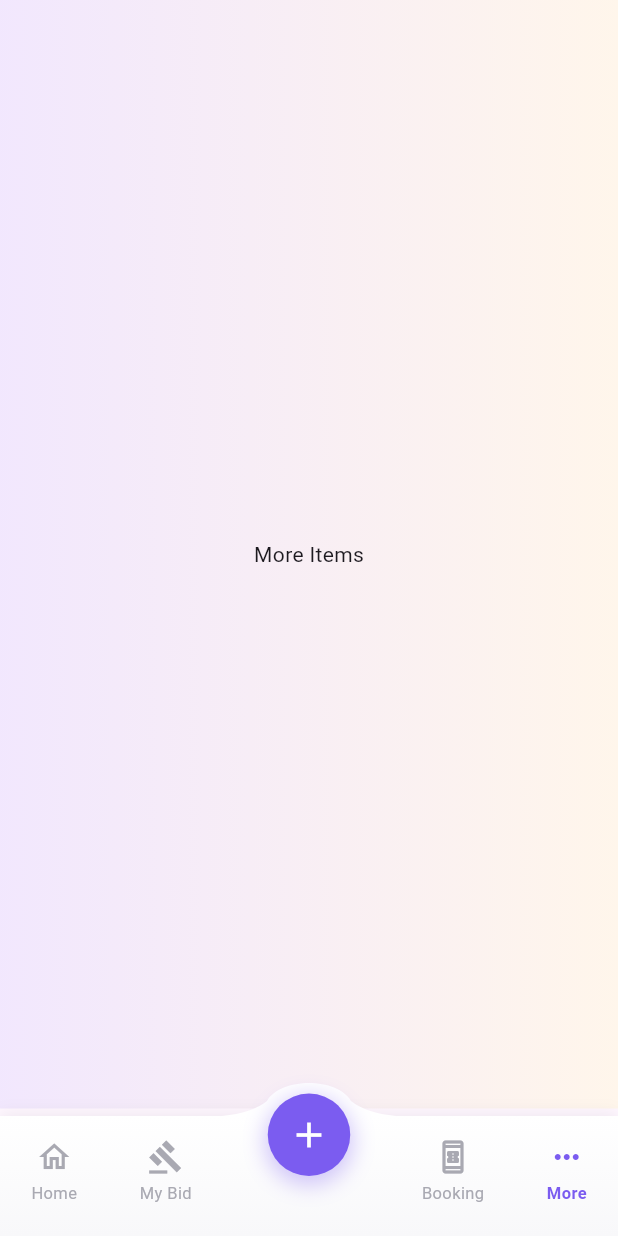
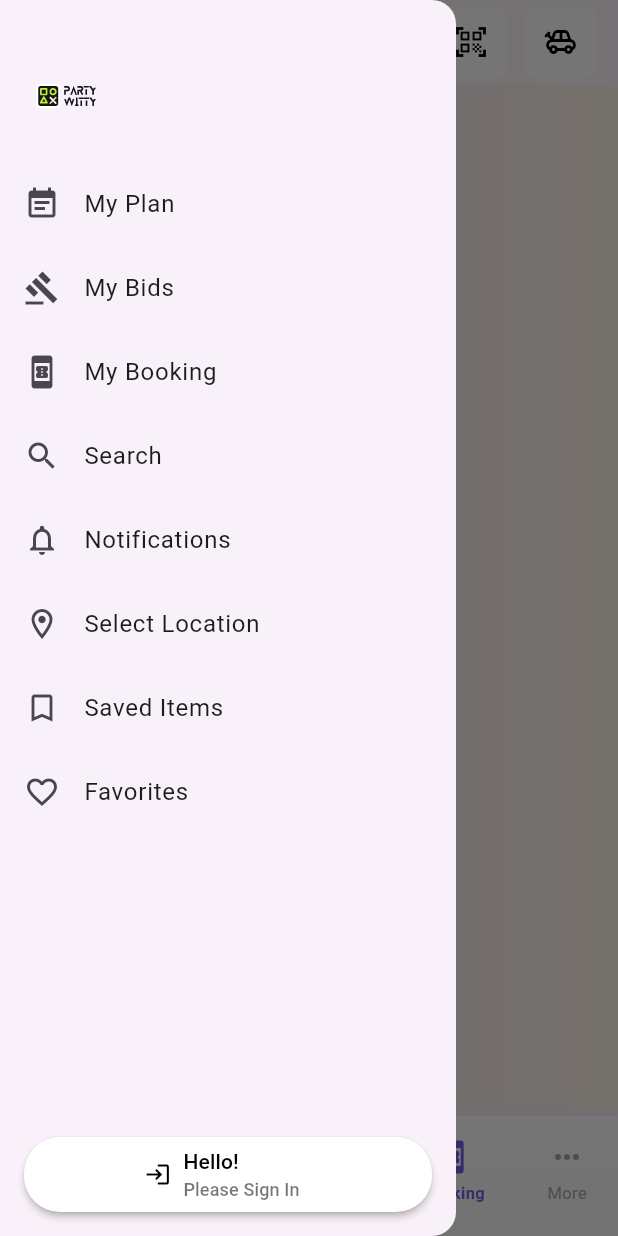
Before and after one commit to fimaljo/partywitty_test, a Flutter app: the screen it shows after launch, after a tap on "My Bid", after a tap on "Booking", after a tap on "More", on a phone screen of 412 x 824 dp. Run offline on Flutter 3.47's test engine with Material 3 defaults, Android fonts, the phone set to English and light mode, and no system bars; our stand-ins replace equatable, flutter_bloc, flutter_svg, get_it, go_router; Roboto replaces fonts that are missing (Poppins).

Commit message:
feat: created drawer ui

```diff
--- a/lib/core/di/injection_container.dart
+++ b/lib/core/di/injection_container.dart
@@ -6,7 +6,7 @@ import 'package:partywitty_test/core/di/navigation_di.dart';
 final GetIt sl = GetIt.instance;
 
 Future<void> setupServiceLocator(GoRouter router) async {
-  sl..registerLazySingleton<GoRouter>(() => router);
+  sl.registerLazySingleton<GoRouter>(() => router);
 
   setupNavigationDependencies();
 
--- a/lib/core/navigation/app_router.dart
+++ b/lib/core/navigation/app_router.dart
@@ -1,4 +1,3 @@
-// lib/core/navigation/app_router.dart
 import 'package:flutter/material.dart';
 import 'package:go_router/go_router.dart';
 import 'package:partywitty_test/features/home/presentation/pages/home_page.dart';
@@ -7,13 +6,21 @@ import '../../features/main/presentation/pages/main_page.dart';
 
 import 'route_constants.dart';
 
+String lastValidPath = RouteConstants.home;
+
 class AppRouter {
   static GoRouter createRouter() {
     return GoRouter(
       initialLocation: RouteConstants.home,
       redirect: (context, state) {
+        if (state.uri.path == RouteConstants.moreItems) {
+          return lastValidPath;
+        }
+
+        lastValidPath = state.uri.path;
         return null;
       },
+
       routes: <RouteBase>[
         ShellRoute(
           navigatorKey: GlobalKey<NavigatorState>(),
@@ -36,11 +43,6 @@ class AppRouter {
               name: RouteConstants.bookingName,
               builder: (context, state) => Center(child: Text("Booking")),
             ),
-            GoRoute(
-              path: RouteConstants.moreItems,
-              name: RouteConstants.moreItemsName,
-              builder: (context, state) => Center(child: Text("More Items")),
-            ),
           ],
         ),
       ],
--- a/lib/features/home/presentation/pages/home_page.dart
+++ b/lib/features/home/presentation/pages/home_page.dart
@@ -1,6 +1,5 @@
 import 'package:flutter/material.dart';
 import 'package:flutter_bloc/flutter_bloc.dart';
-import 'package:partywitty_test/features/home/presentation/widgets/custom_app_bar.dart';
 import 'package:partywitty_test/features/home/presentation/widgets/event_card.dart';
 import 'package:partywitty_test/features/navigation/presentation/bloc/navigation_bloc.dart';
 import 'package:partywitty_test/features/navigation/presentation/bloc/navigation_state.dart';
@@ -14,7 +13,7 @@ class HomePage extends StatelessWidget {
       listener: (context, state) {},
       child: Scaffold(
         backgroundColor: Colors.transparent,
-        appBar: const CustomAppBar(),
+
         body: SafeArea(
           child: ListView.builder(
             padding: EdgeInsets.only(bottom: 50),
--- a/lib/features/home/presentation/widgets/event_card.dart
+++ b/lib/features/home/presentation/widgets/event_card.dart
@@ -25,7 +25,7 @@ class EventCard extends StatelessWidget {
     required this.detailInfo,
     this.bannerColor = Colors.deepPurpleAccent,
     this.offerColor = Colors.yellowAccent,
-    this.imageColor = Colors.red,
+    this.imageColor = Colors.grey,
     this.onBookNow,
     this.onMorePressed,
     required this.avatarUrl,
@@ -34,8 +34,8 @@ class EventCard extends StatelessWidget {
 
   @override
   Widget build(BuildContext context) {
-    final screenWidth = MediaQuery.of(context).size.width;
-    final sidePadding = screenWidth * 0.08; // 8% of screen width
+    final screenWidth = MediaQuery.of(context).size.height;
+    final cardHight = screenWidth * 0.48;
     return Container(
       margin: const EdgeInsets.only(top: 5, bottom: 5),
       child: ClipRRect(
@@ -112,7 +112,7 @@ class EventCard extends StatelessWidget {
                   children: [
                     Expanded(
                       child: Container(
-                        height: 400,
+                        height: cardHight,
                         color: imageColor,
                         child: Image.asset(
                           eventBanner,
--- a/lib/features/main/presentation/pages/main_page.dart
+++ b/lib/features/main/presentation/pages/main_page.dart
@@ -1,14 +1,33 @@
 import 'package:flutter/material.dart';
 import 'package:flutter_bloc/flutter_bloc.dart';
+import 'package:partywitty_test/shared/widgets/custom_app_bar.dart';
 import 'package:partywitty_test/features/navigation/domain/entities/navigation_tab_entities.dart';
 import 'package:partywitty_test/features/navigation/presentation/bloc/navigation_bloc.dart';
 import 'package:partywitty_test/features/navigation/presentation/bloc/navigation_event.dart';
 import 'package:partywitty_test/features/navigation/presentation/bloc/navigation_state.dart';
 import 'package:partywitty_test/features/navigation/presentation/widgets/app_navigation_bar.dart';
+import 'package:partywitty_test/shared/widgets/party_witty_drawer.dart';
 
-class MainPage extends StatelessWidget {
+class MainPage extends StatefulWidget {
+  final Widget child;
   const MainPage({required this.child, super.key});
-  final Widget child;
+
+  @override
+  MainPageState createState() => MainPageState();
+}
+
+class MainPageState extends State<MainPage> {
+  final GlobalKey<ScaffoldState> _scaffoldKey = GlobalKey<ScaffoldState>();
+  NavigationTab? _prevTab;
+
+  void openDrawer(NavigationTab currentTab) {
+    _prevTab ??= currentTab;
+    _scaffoldKey.currentState?.openDrawer();
+  }
+
+  void handleDrawerClosed() {
+    _prevTab = null;
+  }
 
   @override
   Widget build(BuildContext context) {
@@ -25,6 +44,14 @@ class MainPage extends StatelessWidget {
         }
       },
       child: Scaffold(
+        appBar: const CustomAppBar(),
+        key: _scaffoldKey,
+        drawer: PartyWittyDrawer(),
+        onDrawerChanged: (isOpened) {
+          if (!isOpened) {
+            handleDrawerClosed();
+          }
+        },
         body: Container(
           width: double.infinity,
           height: double.infinity,
@@ -38,20 +65,24 @@ class MainPage extends StatelessWidget {
               ],
             ),
           ),
-          child: child,
+          child: widget.child,
         ),
-        bottomNavigationBar:
-            BlocSelector<NavigationBloc, NavigationState, NavigationTab>(
-              selector: (state) => state.currentTab,
-              builder: (context, currentTab) {
+        bottomNavigationBar: BlocBuilder<NavigationBloc, NavigationState>(
+          builder: (context, state) {
+            final selectedTab = _prevTab ?? state.currentTab;
             return AppNavigationBar(
-                  currentIndex: currentTab.index,
+              currentIndex: selectedTab.index,
               onNavTap: (index) {
                 final tab = NavigationTab.values[index];
-                    if (tab != currentTab) {
+                if (tab == NavigationTab.moreItems) {
+                  openDrawer(state.currentTab);
+                } else {
+                  if (tab != state.currentTab) {
                     context.read<NavigationBloc>().add(
                       NavigationTabChanged(tab),
                     );
+                  }
+                  _prevTab = null;
                 }
               },
             );
--- a/lib/features/home/presentation/widgets/custom_app_bar.dart
+++ b/lib/shared/widgets/custom_app_bar.dart
@@ -29,12 +29,10 @@ class CustomAppBar extends StatelessWidget implements PreferredSizeWidget {
       elevation: 0,
       leading: Padding(
         padding: const EdgeInsets.all(5.0),
-        child: Container(
-          child: SvgPicture.asset(
-            'assets/party_witty_logo.svg',
-            height: 32,
-            width: 32,
-          ),
+        child: SvgPicture.asset(
+          'assets/party_witty_logo.svg',
+          height: 32,
+          width: 32,
         ),
       ),
 
--- /dev/null
+++ b/lib/shared/widgets/party_witty_drawer.dart
@@ -0,0 +1,105 @@
+import 'package:flutter/material.dart';
+import 'package:flutter_svg/flutter_svg.dart';
+
+class PartyWittyDrawer extends StatelessWidget {
+  const PartyWittyDrawer({super.key});
+
+  @override
+  Widget build(BuildContext context) {
+    return Drawer(
+      child: Column(
+        children: [
+          _drawerHeader(),
+          Expanded(
+            child: ListView(
+              padding: EdgeInsets.zero,
+              children: _mainMenuItems(),
+            ),
+          ),
+          _signInButton(),
+        ],
+      ),
+    );
+  }
+
+  Widget _drawerHeader() {
+    return Container(
+      width: double.infinity,
+      padding: const EdgeInsets.all(24.0),
+      alignment: Alignment.centerLeft,
+      child: Row(
+        children: [
+          Padding(
+            padding: const EdgeInsets.only(top: 20),
+            child: SvgPicture.asset(
+              'assets/party_witty_text_logo.svg',
+              height: 40,
+              width: 40,
+            ),
+          ),
+        ],
+      ),
+    );
+  }
+
+  List<Widget> _mainMenuItems() {
+    final items = [
+      _DrawerMenuItem(icon: Icons.event_note, title: 'My Plan'),
+      _DrawerMenuItem(icon: Icons.gavel, title: 'My Bids'),
+      _DrawerMenuItem(icon: Icons.book_online, title: 'My Booking'),
+      _DrawerMenuItem(icon: Icons.search, title: 'Search'),
+      _DrawerMenuItem(icon: Icons.notifications_none, title: 'Notifications'),
+      _DrawerMenuItem(
+        icon: Icons.location_on_outlined,
+        title: 'Select Location',
+      ),
+      _DrawerMenuItem(icon: Icons.bookmark_border, title: 'Saved Items'),
+      _DrawerMenuItem(icon: Icons.favorite_border, title: 'Favorites'),
+    ];
+    return items;
+  }
+
+  Widget _signInButton() {
+    return Padding(
+      padding: const EdgeInsets.all(16.0),
+      child: ElevatedButton.icon(
+        style: ElevatedButton.styleFrom(
+          backgroundColor: Colors.white,
+          elevation: 2,
+          shape: RoundedRectangleBorder(
+            borderRadius: BorderRadius.circular(24.0),
+          ),
+          minimumSize: const Size(double.infinity, 50),
+        ),
+        icon: const Icon(Icons.login, color: Colors.black),
+        label: Column(
+          crossAxisAlignment: CrossAxisAlignment.start,
+          children: const [
+            Text('Hello!', style: TextStyle(color: Colors.black)),
+            Text(
+              'Please Sign In',
+              style: TextStyle(color: Colors.black54, fontSize: 12),
+            ),
+          ],
+        ),
+        onPressed: () {},
+      ),
+    );
+  }
+}
+
+class _DrawerMenuItem extends StatelessWidget {
+  final IconData? icon;
+  final String title;
+
+  const _DrawerMenuItem({this.icon, required this.title});
+
+  @override
+  Widget build(BuildContext context) {
+    return ListTile(
+      leading: icon != null ? Icon(icon) : null,
+      title: Text(title),
+      onTap: () {},
+    );
+  }
+}
```
Lines whose indentation alone changed are shown as unchanged.
